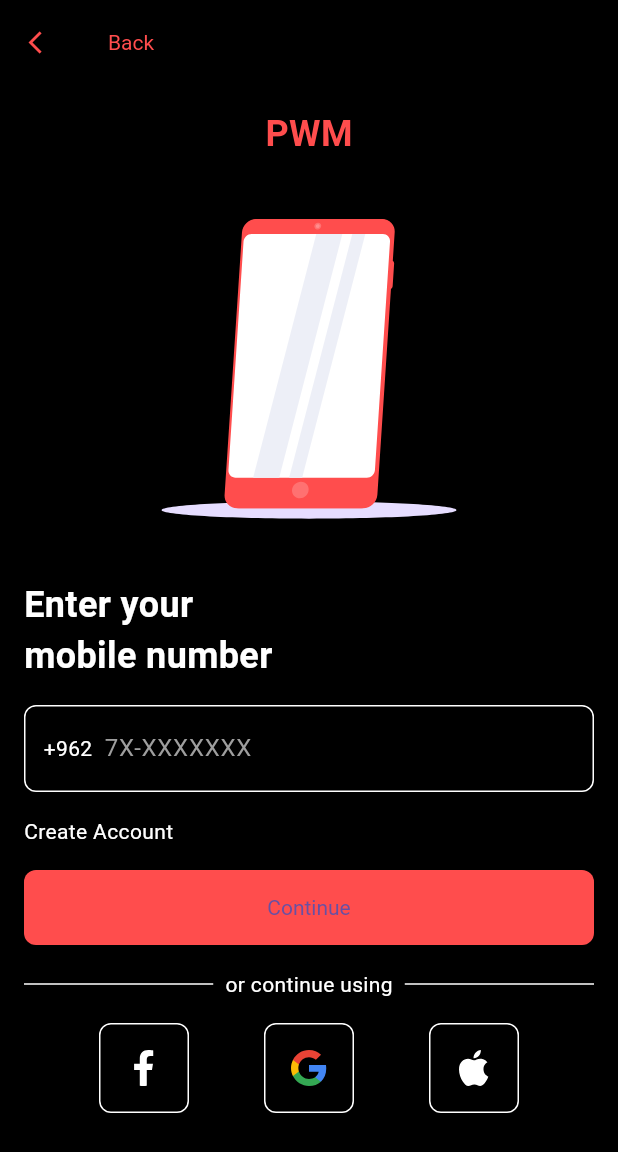
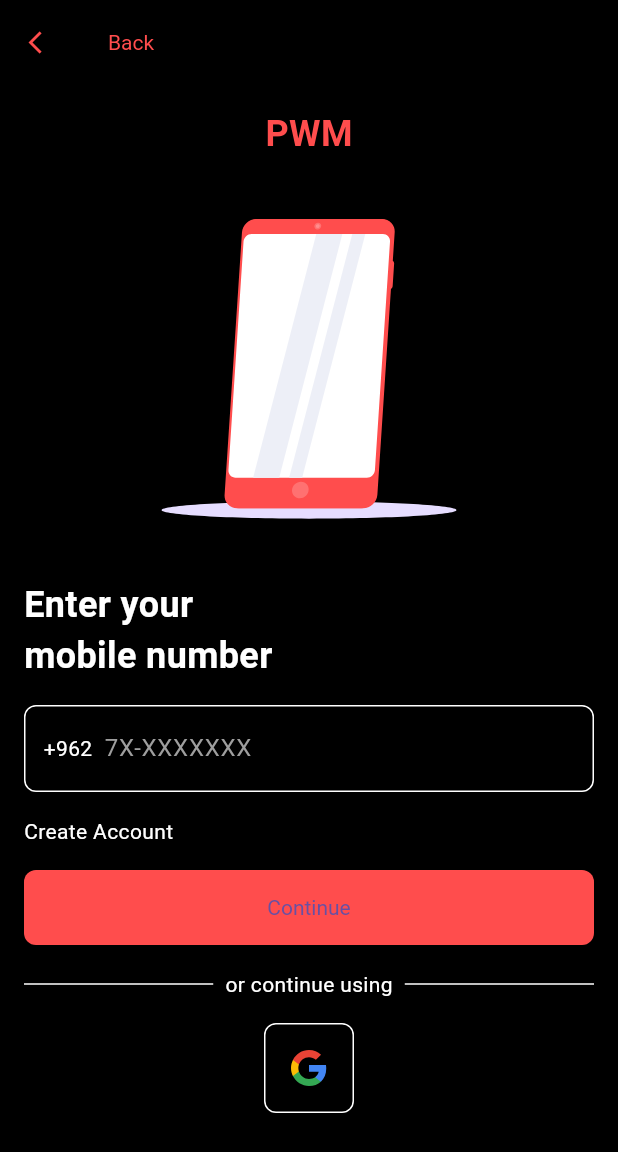
Before and after one commit to Akanksha-singa/MAD, a Flutter app: the screen it shows after launch, on a phone screen of 412 x 824 dp. Shown: the top 1152 px of the screen. Run offline on Flutter 3.47's test engine with Material 3 defaults, Android fonts, the phone set to English and light mode, and no system bars; our stand-ins replace firebase_auth, firebase_core, flutter_svg, google_fonts, google_sign_in; missing offline and left inert: country_pickers; accounts and stored records are empty.

```diff
--- a/login/lib/login_screen.dart
+++ b/login/lib/login_screen.dart
@@ -1,10 +1,13 @@
 import 'package:flutter/material.dart';
 import 'package:flutter_svg/flutter_svg.dart';
+import 'package:firebase_auth/firebase_auth.dart'; // Import FirebaseAuth package
+import 'auth_service.dart';
 
 class LoginScreen extends StatelessWidget {
   LoginScreen({Key? key}) : super(key: key);
 
   final TextEditingController phoneNumberController = TextEditingController();
+  final AuthService authService = AuthService();
 
   @override
   Widget build(BuildContext context) {
@@ -90,9 +93,9 @@ class LoginScreen extends StatelessWidget {
             Row(
               mainAxisAlignment: MainAxisAlignment.spaceEvenly,
               children: [
-                _socialButton("assets/images/img_facebook_f_logo_2019.svg"),
-                _socialButton("assets/images/img_google.svg"),
-                _socialButton("assets/images/img_path1504.svg"),
+                // _socialButton("assets/images/img_facebook_f_logo_2019.svg", authService.signInWithFacebook),
+                _socialButton("assets/images/img_google.svg", authService.signInWithGoogle),
+                // _socialButton("assets/images/img_path1504.svg", authService.signInWithApple),
               ],
             ),
           ],
@@ -132,8 +135,17 @@ class LoginScreen extends StatelessWidget {
     );
   }
 
-  Widget _socialButton(String assetName) {
-    return Container(
+  Widget _socialButton(String assetName, Future<User?> Function() loginMethod) {
+    return GestureDetector(
+      onTap: () async {
+        User? user = await loginMethod();
+        if (user != null) {
+          print('Login successful: ${user.email}');
+        } else {
+          print('Login failed');
+        }
+      },
+      child: Container(
         width: 60,
         height: 60,
         decoration: BoxDecoration(
@@ -147,6 +159,7 @@ class LoginScreen extends StatelessWidget {
             height: 24,
           ),
         ),
+      ),
     );
   }
 }
--- a/login/lib/main.dart
+++ b/login/lib/main.dart
@@ -1,9 +1,11 @@
 import 'package:flutter/material.dart';
 import 'package:flutter/services.dart';
+import 'package:firebase_core/firebase_core.dart';
 import 'login_screen.dart';
 
-void main() {
+void main() async {
   WidgetsFlutterBinding.ensureInitialized();
+  await Firebase.initializeApp();
   SystemChrome.setPreferredOrientations([DeviceOrientation.portraitUp]);
   runApp(MyApp());
 }
--- a/login/pubspec.yaml
+++ b/login/pubspec.yaml
@@ -11,6 +11,12 @@ dependencies:
   cached_network_image: ^3.3.0
   flutter_svg: ^1.0.0
   country_pickers: ^2.0.0
+  firebase_core: ^3.1.1
+  firebase_auth: ^5.1.1
+  google_sign_in: ^6.2.1
+  flutter_facebook_auth: ^7.0.1
+  sign_in_with_apple: ^6.1.1
+  intl: any
 dev_dependencies:
   flutter_test:
     sdk: flutter
--- a/password/pubspec.yaml
+++ b/password/pubspec.yaml
@@ -11,6 +11,7 @@ dependencies:
   cached_network_image: ^3.3.0
   flutter_svg: ^2.0.9
   google_fonts: ^4.0.0
+  intl: any
 dev_dependencies:
   flutter_test:
     sdk: flutter
--- a/payment_fail/pubspec.yaml
+++ b/payment_fail/pubspec.yaml
@@ -11,6 +11,7 @@ dependencies:
   cached_network_image: ^3.3.0
   cupertino_icons: ^1.0.2
   flutter_svg: ^2.0.9
+  intl: any
 dev_dependencies:
   flutter_test:
     sdk: flutter
--- a/pubspec.yaml
+++ b/pubspec.yaml
@@ -34,8 +34,9 @@ dev_dependencies:
   settings: any
   splitwise_friends: any
   transfer: any
-  transfer_to_1: any
-  transfer_to_2: any
+#  transfer_to_1: any
+#  transfer_to_2: any
+#  android_large___2: any
 #  android_large___2: any
 flutter:
   uses-material-design: true
```
Also changed, not shown: login/lib/auth_service.dart (added, +72 -0 lines), firebase.json (added), lib/firebase_options.dart (added), 6 other files. Lines whose indentation alone changed are shown as unchanged.
